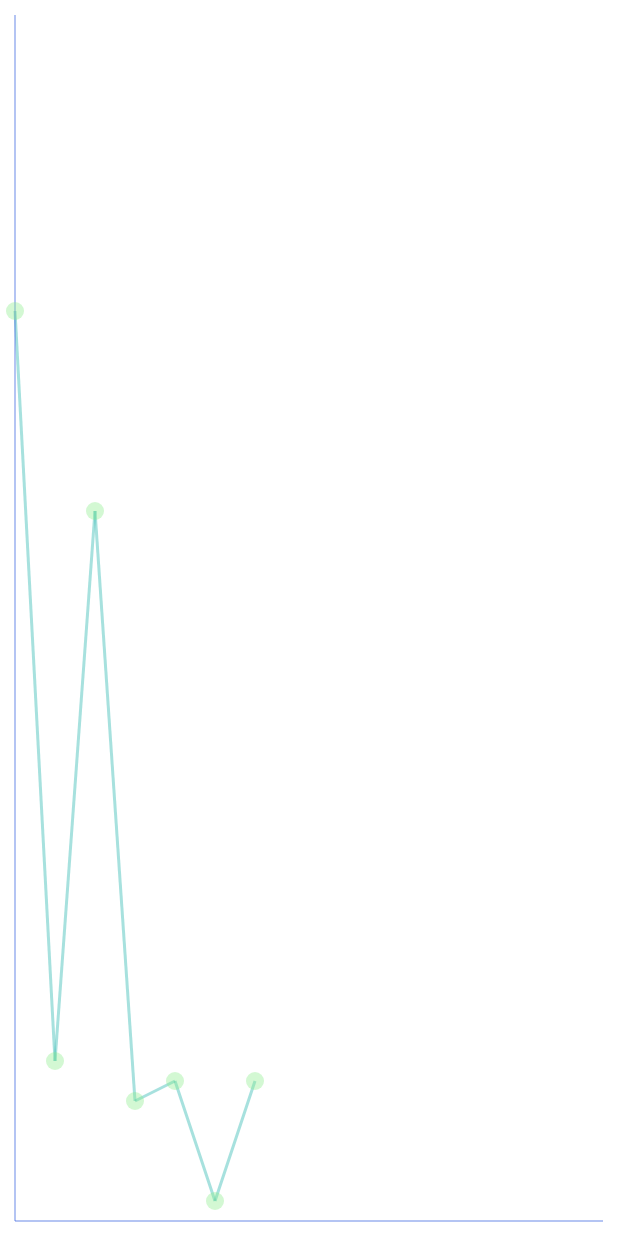
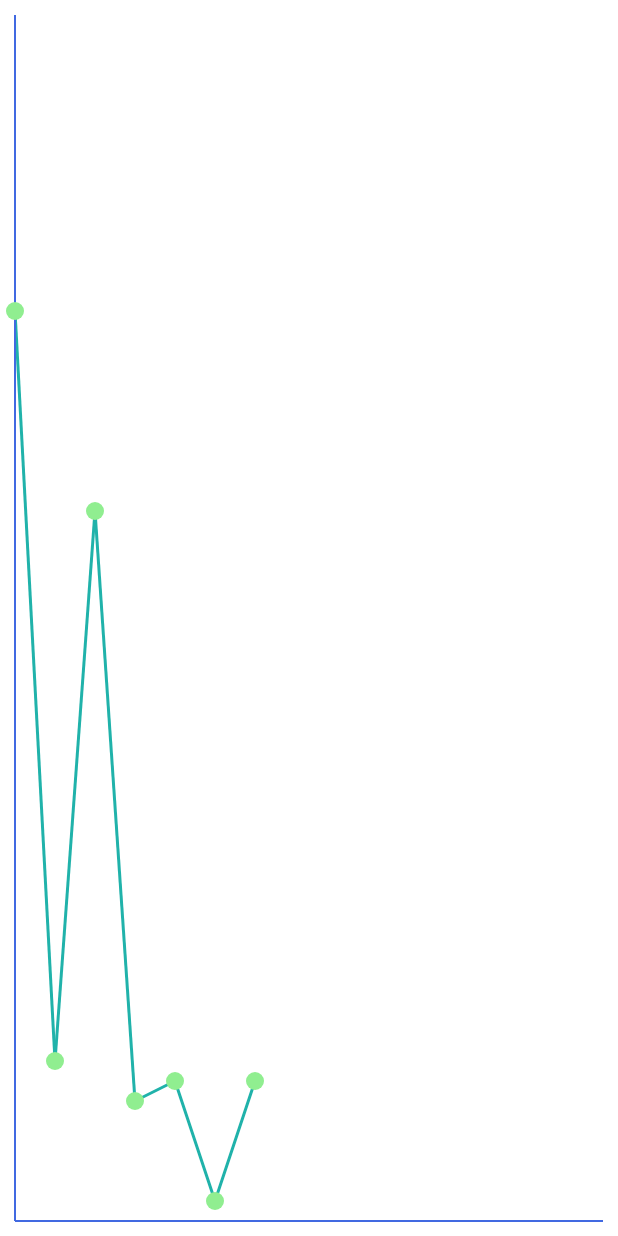
Before and after one commit to Andy-Home/AndroidSample, an Android app: the screen it shows after launch (MainActivity), on a phone screen of 412 x 824 dp. Run offline under Robolectric (Android 15) with nearby library versions, the phone set to English and light mode, and no system bars.

Commit message:
修改自定义View的颜色获取方式

```diff
--- a/androidlib/src/main/java/com/andy/androidlib/view/Colors.java
+++ /dev/null
@@ -1,15 +0,0 @@
-package com.andy.androidlib.view;
-
-import android.graphics.Color;
-
-/**
- * Created by andy on 17-12-26.
- */
-
-public class Colors {
-
-    public final static int RoyalBlue = Color.argb(100, 65, 105, 225);
-    public final static int Navy = Color.argb(100, 0, 0, 128);
-    public final static int LightSeaGreen = Color.argb(100, 32, 178, 170);
-    public final static int LightGreen = Color.argb(100, 144, 238, 144);
-}
--- a/androidlib/src/main/java/com/andy/androidlib/view/chart/LineView.java
+++ b/androidlib/src/main/java/com/andy/androidlib/view/chart/LineView.java
@@ -1,7 +1,6 @@
 package com.andy.androidlib.view.chart;
 
 import android.animation.ValueAnimator;
-import android.annotation.TargetApi;
 import android.content.Context;
 import android.graphics.Canvas;
 import android.graphics.Color;
@@ -10,16 +9,12 @@ import android.graphics.Paint;
 import android.graphics.Path;
 import android.graphics.Point;
 import android.os.Build;
-import android.os.Looper;
 import android.util.AttributeSet;
-import android.util.Log;
-import android.view.GestureDetector;
 import android.view.MotionEvent;
 import android.view.View;
 import android.view.ViewGroup;
 
 import com.andy.androidlib.R;
-import com.andy.androidlib.view.Colors;
 import com.andy.androidlib.view.DPValue;
 
 import java.util.ArrayList;
@@ -46,6 +41,7 @@ public class LineView extends ViewGroup implements PointView.onTouchListener {
 
     private X_YView xYView;
     private Paint mPaint, mTextPaint, mDashPaint;
+    private Path path;
 
     private void init() {
         xYView = new X_YView(getContext());
@@ -53,18 +49,20 @@ public class LineView extends ViewGroup implements PointView.onTouchListener {
         mPaint.setStrokeWidth(DPValue.dp2px(2));
         mPaint.setStyle(Paint.Style.FILL);
         mPaint.setAntiAlias(true);
-        mPaint.setColor(Colors.LightSeaGreen);
+        mPaint.setColor(getResources().getColor(R.color.lightSeaGreen));
 
         mTextPaint = new Paint();
         mTextPaint.setAntiAlias(true);
-        mTextPaint.setColor(Colors.Navy);
+        mTextPaint.setColor(getResources().getColor(R.color.navy));
         mTextPaint.setTextSize(DPValue.dp2px(12));
 
         mDashPaint = new Paint();
         mDashPaint.setStrokeWidth(DPValue.dp2px(1));
         mDashPaint.setStyle(Paint.Style.STROKE);
-        mDashPaint.setColor(Colors.Navy);
+        mDashPaint.setColor(getResources().getColor(R.color.navy));
         mDashPaint.setPathEffect(new DashPathEffect(new float[]{10f, 10f, 10f, 10f}, 0));
+
+        path = new Path();
     }
 
     @Override
@@ -91,7 +89,7 @@ public class LineView extends ViewGroup implements PointView.onTouchListener {
         if (touchIndex != -1) {
             PointView v = (PointView) getChildAt(touchIndex + 1);
             //画虚线
-            Path path = new Path();
+            path.reset();
             path.moveTo(v.p_x, v.p_y);
             path.lineTo(xYView.origin.x, v.p_y);        //y
 
--- a/androidlib/src/main/java/com/andy/androidlib/view/chart/PointView.java
+++ b/androidlib/src/main/java/com/andy/androidlib/view/chart/PointView.java
@@ -2,14 +2,12 @@ package com.andy.androidlib.view.chart;
 
 import android.content.Context;
 import android.graphics.Canvas;
-import android.graphics.Color;
 import android.graphics.Paint;
 import android.util.AttributeSet;
-import android.util.Log;
 import android.view.MotionEvent;
 import android.view.View;
 
-import com.andy.androidlib.view.Colors;
+import com.andy.androidlib.R;
 import com.andy.androidlib.view.DPValue;
 
 public class PointView extends View {
@@ -57,7 +55,7 @@ public class PointView extends View {
         Paint mPaint = new Paint();
         mPaint.setAntiAlias(true);
         mPaint.setStyle(Paint.Style.FILL);
-        mPaint.setColor(Colors.LightGreen);
+        mPaint.setColor(getResources().getColor(R.color.lightGreen));
         canvas.drawCircle(radius, radius, radius, mPaint);
     }
 
--- a/androidlib/src/main/java/com/andy/androidlib/view/chart/X_YView.java
+++ b/androidlib/src/main/java/com/andy/androidlib/view/chart/X_YView.java
@@ -2,14 +2,12 @@ package com.andy.androidlib.view.chart;
 
 import android.content.Context;
 import android.graphics.Canvas;
-import android.graphics.Color;
 import android.graphics.Paint;
 import android.graphics.Point;
 import android.util.AttributeSet;
-import android.util.Log;
 import android.view.View;
 
-import com.andy.androidlib.view.Colors;
+import com.andy.androidlib.R;
 import com.andy.androidlib.view.DPValue;
 
 public class X_YView extends View{
@@ -35,7 +33,7 @@ public class X_YView extends View{
         mPaint = new Paint();
         mPaint.setStyle(Paint.Style.FILL);
         mPaint.setStrokeWidth(DPValue.dp2px(1));
-        mPaint.setColor(Colors.RoyalBlue);
+        mPaint.setColor(getResources().getColor(R.color.royalBlue));
     }
 
     public int padding = 0;
--- /dev/null
+++ b/androidlib/src/main/res/values/colors.xml
@@ -0,0 +1,7 @@
+<?xml version="1.0" encoding="utf-8"?>
+<resources>
+    <color name="royalBlue">#4169E1</color>
+    <color name="navy">#000080</color>
+    <color name="lightSeaGreen">#20B2AA</color>
+    <color name="lightGreen">#90EE90</color>
+</resources>
```
Also changed, not shown: androidlib/src/main/java/com/andy/androidlib/view/chart/PieView.java (added, +32 -0 lines).
